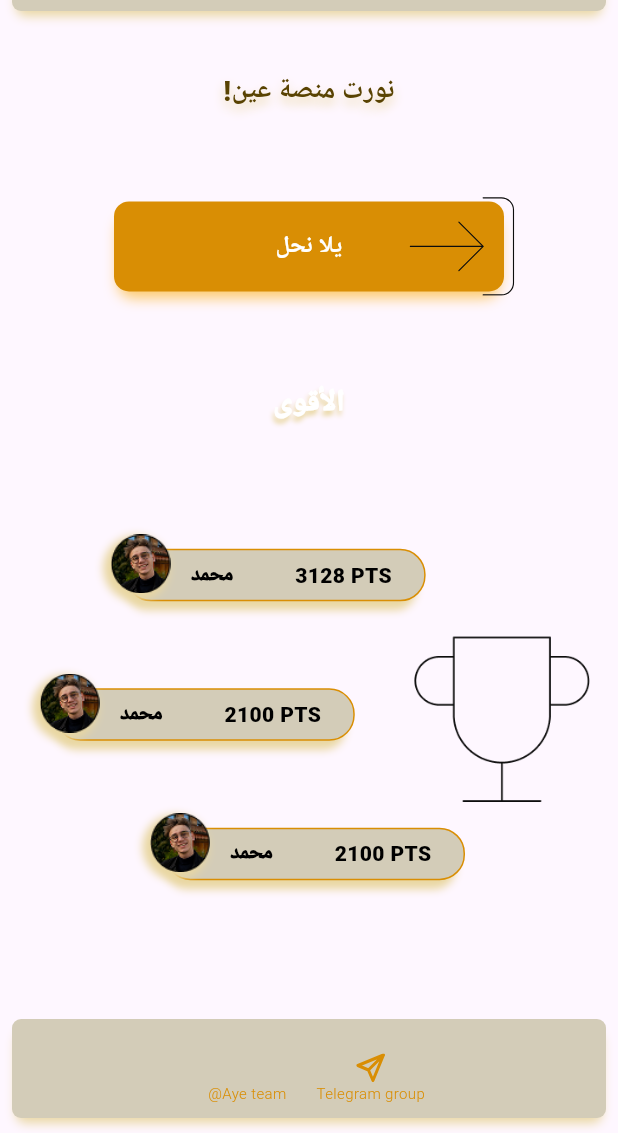
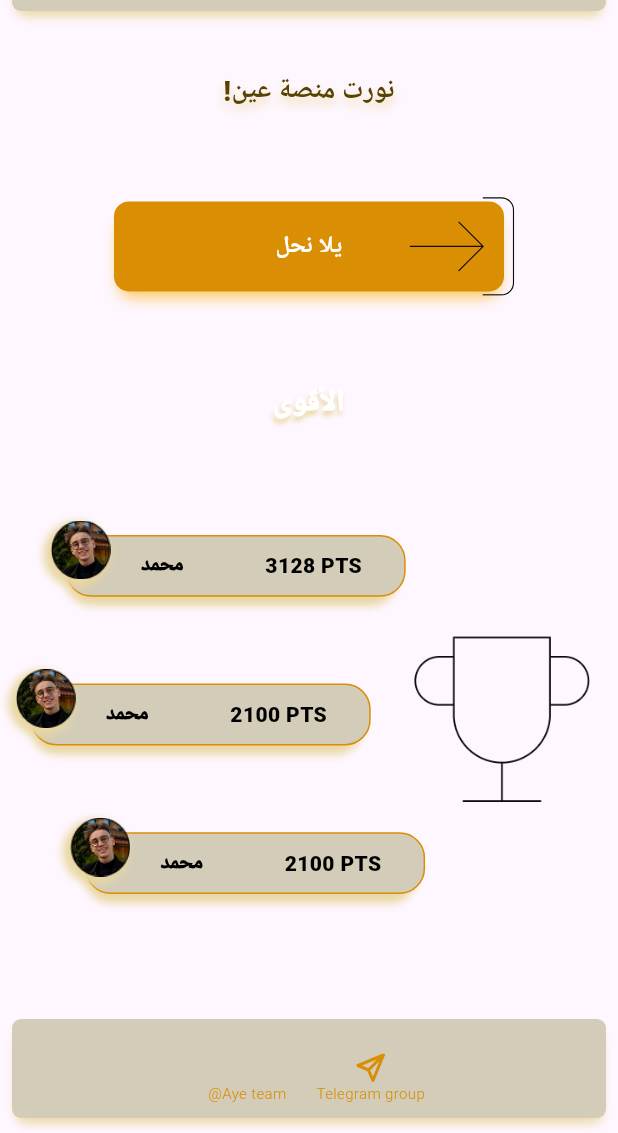
Before and after one commit to MohamedHamdySoftwareEngineer/eye_app, a Flutter app: the screen it shows after launch, on a phone screen of 412 x 824 dp, the part 103-1236 px from its top. Run offline on Flutter 3.47's test engine with Material 3 defaults, Android fonts, the phone set to English and light mode, and no system bars; our stand-ins replace animated_text_kit, flutter_svg, go_router, google_fonts; Roboto replaces fonts that are missing (Cairo); project files that could hold a hidden picture were left out.

Commit message:
finish leaderboard screen

```diff
--- a/lib/constants.dart
+++ b/lib/constants.dart
@@ -5,6 +5,6 @@ const mainColor = Color(0xffD3CCB8);
 const shadowMainColor = Color(0xffe9d7a2);
 const secondColor = Color(0xffD98E04);
 const shadowSecondColor = Color(0xfffcc96a);
-const textColor = Color(0xff594302);
+const myBrownColor = Color(0xff594302);
 const borderColor = Color(0xffD98E04);
 const signColor = Color(0xffF2B807);
--- a/lib/core/utils/app_router.dart
+++ b/lib/core/utils/app_router.dart
@@ -1,4 +1,5 @@
 import 'package:eye/features/home/presentation/views/home_view.dart';
+import 'package:eye/features/leaderboard/presentation/views/leaderboard.dart';
 import 'package:eye/features/sign_in/presentation/views/sign_in.dart';
 import 'package:eye/features/sign_up/presentation/views/widgets/sign_up_body.dart';
 import 'package:eye/features/splash/presentation/views/splash_view.dart';
@@ -10,10 +11,12 @@ abstract class AppRouter {
   static const rHomeView = '/HomeView';
   static const rSignIn = '/SignIn';
   static const rSignUp = '/SignUp';
+  static const rLeaderboard = '/Leaderboard';
   static final router = GoRouter(routes: [
     GoRoute(path: '/', builder: (context, state) => const SplashView()),
     GoRoute(path: rHomeView, builder: (context, state) => const HomeView()),
     GoRoute(path: rSignIn, builder: (context, state) => const SignIn()),
     GoRoute(path: rSignUp, builder: (context, state) => const SignUp()),
+    GoRoute(path: rLeaderboard, builder: (context,state)=> const Leaderboard()),
   ]);
 }
--- a/lib/core/utils/assets.dart
+++ b/lib/core/utils/assets.dart
@@ -14,4 +14,5 @@ class AssetsData {
   static const trophyImage = 'assets/images/trophy_image.png';
   static const arrowIconInternal = 'assets/images/arrow_next_internal.svg';
   static const passwordEye = 'assets/images/password_eye.svg';
+  static const tagIcon = 'assets/images/tag.svg';
 }
--- a/lib/core/utils/styles.dart
+++ b/lib/core/utils/styles.dart
@@ -5,7 +5,7 @@ abstract class Styles {
   static const brownText18 = TextStyle(
     fontSize: 18,
     fontWeight: FontWeight.w800,
-    color: textColor,
+    color: myBrownColor,
     shadows: [
       Shadow(
         blurRadius: 8,
--- a/lib/features/home/presentation/views/widgets/custom_app_bar.dart
+++ b/lib/core/widgets/custom_app_bar.dart
@@ -3,7 +3,7 @@ import 'package:eye/core/utils/assets.dart';
 import 'package:flutter/material.dart';
 import 'package:flutter_svg/flutter_svg.dart';
 
-class CustomAppBar extends StatelessWidget {
+class CustomAppBar extends StatelessWidget implements PreferredSizeWidget {
   const CustomAppBar({super.key});
 
   @override
@@ -43,6 +43,8 @@ class CustomAppBar extends StatelessWidget {
         ),
       ),
     );
+
+
   }
 
   Widget lastIcon() {
@@ -89,4 +91,7 @@ class CustomAppBar extends StatelessWidget {
       ),
     );
   }
+
+  @override
+  Size get preferredSize => const Size.fromHeight(kToolbarHeight);
 }
--- a/lib/features/home/presentation/views/widgets/classifier_item.dart
+++ b/lib/features/home/presentation/views/widgets/classifier_item.dart
@@ -5,9 +5,11 @@ import 'package:flutter/material.dart';
 class ClassifierItem extends StatelessWidget {
   const ClassifierItem(
       {super.key,
-      required this.xAxiz,
-      required this.yAxiz,
-      required this.imagePath, required this.name, required this.points});
+      this.xAxiz = 0,
+      this.yAxiz = 0,
+      required this.imagePath,
+      required this.name,
+      required this.points});
 
   final double xAxiz;
   final double yAxiz;
@@ -16,16 +18,19 @@ class ClassifierItem extends StatelessWidget {
   final int points;
   @override
   Widget build(BuildContext context) {
+    double screenWidth = MediaQuery.of(context).size.width;
+    double screenHight = MediaQuery.of(context).size.height;
+
     return Padding(
-      padding: const EdgeInsets.only(left:5),
+      padding: const EdgeInsets.only(left: 5),
       child: Align(
           alignment: Alignment(xAxiz, yAxiz),
           child: Stack(
             clipBehavior: Clip.none,
             children: [
               Container(
-                width: 200,
-                height: 35,
+                width: screenWidth * 0.55,
+                height: screenHight * 0.05,
                 decoration: BoxDecoration(
                   color: mainColor,
                   borderRadius: BorderRadius.circular(17),
@@ -77,7 +82,7 @@ class ClassifierItem extends StatelessWidget {
   }
 
   Padding classifierPointsText() {
-    return  Padding(
+    return Padding(
       padding: const EdgeInsets.only(right: 1.0),
       child: Text(
         "$points PTS",
@@ -87,7 +92,7 @@ class ClassifierItem extends StatelessWidget {
   }
 
   Padding classifierNameText() {
-    return  Padding(
+    return Padding(
       padding: const EdgeInsets.only(left: 22),
       child: Text(
         name,
--- a/lib/features/home/presentation/views/widgets/home_view_body.dart
+++ b/lib/features/home/presentation/views/widgets/home_view_body.dart
@@ -1,5 +1,5 @@
-import 'package:eye/features/home/presentation/views/widgets/custom_app_bar.dart';
-import 'package:eye/features/home/presentation/views/widgets/custom_bottom_bar.dart';
+import 'package:eye/core/widgets/custom_app_bar.dart';
+import 'package:eye/core/widgets/custom_bottom_bar.dart';
 import 'package:eye/features/home/presentation/views/widgets/starting_box.dart';
 import 'package:eye/features/home/presentation/views/widgets/strongest_classifiers.dart';
 import 'package:eye/features/home/presentation/views/widgets/welcome_text.dart';
--- a/lib/features/home/presentation/views/widgets/strongest_classifiers.dart
+++ b/lib/features/home/presentation/views/widgets/strongest_classifiers.dart
@@ -1,7 +1,7 @@
 import 'package:eye/core/utils/assets.dart';
 import 'package:eye/features/home/presentation/views/widgets/classifier_item.dart';
 import 'package:flutter/material.dart';
-import 'package:flutter/rendering.dart';
+
 
 class StrongestClassifiers extends StatelessWidget {
   const StrongestClassifiers({super.key});
@@ -10,11 +10,10 @@ class StrongestClassifiers extends StatelessWidget {
   Widget build(BuildContext context) {
     return Expanded(
       child: LayoutBuilder(builder: (context, constraints) {
-
         double screenHeight = constraints.maxHeight;
         return Row(
           children: [
-             Expanded(
+            Expanded(
               flex: 5,
               child: Column(
                 mainAxisAlignment: MainAxisAlignment.center,
@@ -26,7 +25,6 @@ class StrongestClassifiers extends StatelessWidget {
                     children: [
                       const ClassifierItem(
                         xAxiz: 2,
-                        yAxiz: 0,
                         imagePath: AssetsData.classifierPhotoPNG,
                         name: 'محمد',
                         points: 3128,
@@ -34,7 +32,6 @@ class StrongestClassifiers extends StatelessWidget {
                       SizedBox(height: screenHeight * 0.15),
                       const ClassifierItem(
                         xAxiz: 0.2,
-                        yAxiz: 0,
                         imagePath: AssetsData.classifierPhotoPNG,
                         name: 'محمد',
                         points: 2100,
```
Also changed, not shown: lib/core/widgets/base_widgets.dart (added, +24 -0 lines), lib/features/leaderboard/presentation/views/leaderboard.dart (added, +13 -0 lines), lib/features/leaderboard/presentation/views/widgets/leaderboard_body.dart (added, +84 -0 lines), lib/features/sign_in/presentation/views/widgets/sign_in_body.dart (+11 -8 lines), assets/images/tag.svg (added), lib/core/widgets/custom_bottom_bar.dart (renamed from lib/features/home/presentation/views/widgets/custom_bottom_bar.dart).
